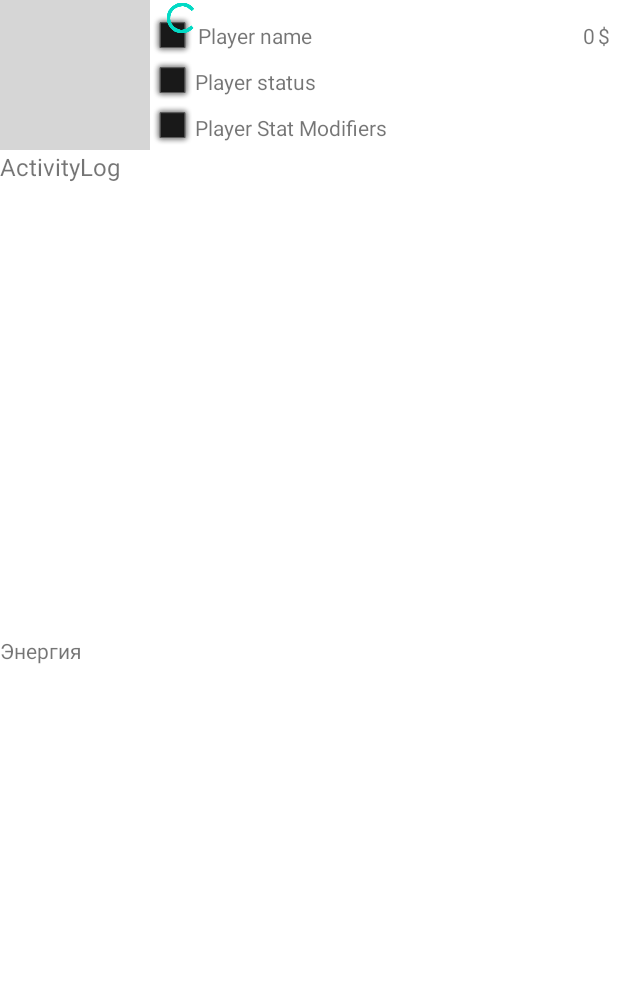
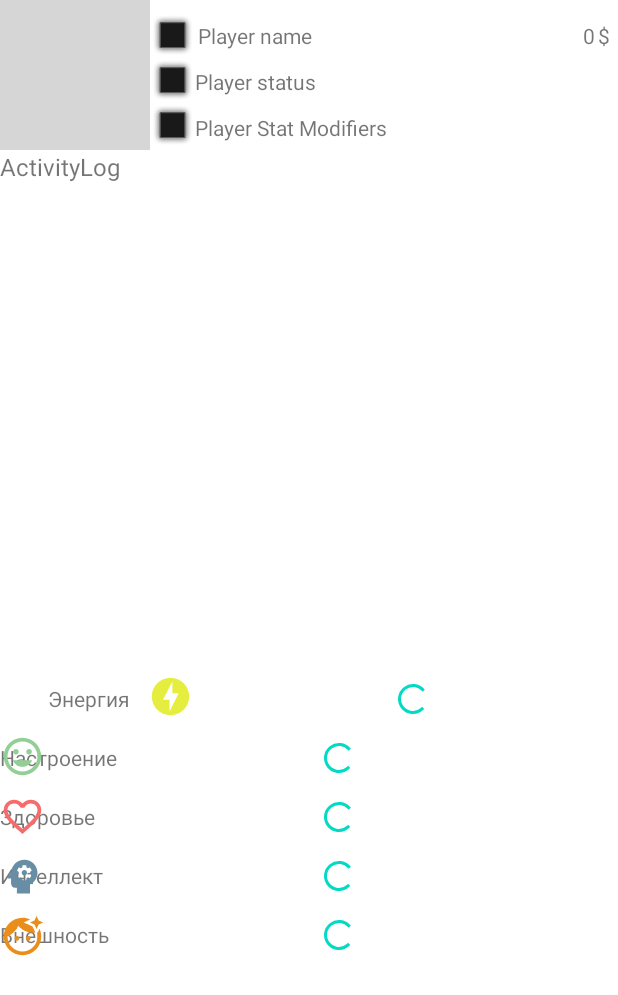
Before and after one commit to etogus/LifeSim, an Android app: the layout activity_game_new.xml on its own in the app's theme, with its tools: preview values and no code run, on a phone screen of 412 x 824 dp. Shown: the top 995 px of the screen. Run offline under Robolectric (Android 15) with nearby library versions, the phone set to English and light mode, and no system bars; plain views replace RoundedProgressBar; grey boxes are pictures that could not be loaded.

Commit message:
Reworking game interface

```diff
--- a/app/src/main/res/layout/activity_game_new.xml
+++ b/app/src/main/res/layout/activity_game_new.xml
@@ -116,41 +116,58 @@
         android:id="@+id/energyBar"
         android:layout_width="243dp"
         android:layout_height="24dp"
-        tools:layout_editor_absoluteX="146dp"
-        tools:layout_editor_absoluteY="456dp" />
+        android:layout_marginStart="10dp"
+        android:layout_marginTop="30dp"
+        app:layout_constraintEnd_toEndOf="parent"
+        app:layout_constraintStart_toEndOf="@+id/energyPic"
+        app:layout_constraintTop_toBottomOf="@+id/activityLog" />
 
     <com.mackhartley.roundedprogressbar.RoundedProgressBar
         android:id="@+id/moodBar"
         android:layout_width="243dp"
         android:layout_height="24dp"
-        tools:layout_editor_absoluteX="146dp"
-        tools:layout_editor_absoluteY="497dp" />
+        android:layout_marginStart="10dp"
+        android:layout_marginTop="15dp"
+        app:layout_constraintEnd_toEndOf="parent"
+        app:layout_constraintStart_toEndOf="@+id/moodPic"
+        app:layout_constraintTop_toBottomOf="@+id/energyBar" />
 
     <com.mackhartley.roundedprogressbar.RoundedProgressBar
         android:id="@+id/healthBar"
         android:layout_width="243dp"
         android:layout_height="24dp"
-        tools:layout_editor_absoluteX="146dp"
-        tools:layout_editor_absoluteY="538dp" />
+        android:layout_marginStart="10dp"
+        android:layout_marginTop="15dp"
+        app:layout_constraintEnd_toEndOf="parent"
+        app:layout_constraintStart_toEndOf="@+id/healthPic"
+        app:layout_constraintTop_toBottomOf="@+id/moodBar" />
 
     <com.mackhartley.roundedprogressbar.RoundedProgressBar
         android:id="@+id/smartsBar"
         android:layout_width="243dp"
         android:layout_height="24dp"
-        tools:layout_editor_absoluteX="146dp"
-        tools:layout_editor_absoluteY="579dp" />
+        android:layout_marginStart="10dp"
+        android:layout_marginTop="15dp"
+        app:layout_constraintEnd_toEndOf="parent"
+        app:layout_constraintStart_toEndOf="@+id/smartsPic"
+        app:layout_constraintTop_toBottomOf="@+id/healthBar" />
 
     <com.mackhartley.roundedprogressbar.RoundedProgressBar
         android:id="@+id/looksBar"
         android:layout_width="243dp"
         android:layout_height="24dp"
-        tools:layout_editor_absoluteX="146dp"
-        tools:layout_editor_absoluteY="619dp" />
+        android:layout_marginStart="10dp"
+        android:layout_marginTop="15dp"
+        app:layout_constraintEnd_toEndOf="parent"
+        app:layout_constraintStart_toEndOf="@+id/looksPic"
+        app:layout_constraintTop_toBottomOf="@+id/smartsBar" />
 
     <TextView
         android:id="@+id/energyText"
         android:layout_width="wrap_content"
         android:layout_height="wrap_content"
+        android:layout_marginStart="32dp"
+        android:layout_marginTop="32dp"
         android:text="@string/energy_text"
         app:layout_constraintStart_toStartOf="parent"
         app:layout_constraintTop_toBottomOf="@+id/activityLog" />
@@ -159,73 +176,83 @@
         android:id="@+id/moodText"
         android:layout_width="wrap_content"
         android:layout_height="wrap_content"
+        android:layout_marginTop="20dp"
         android:text="@string/mood_text"
-        tools:layout_editor_absoluteX="16dp"
-        tools:layout_editor_absoluteY="500dp" />
+        app:layout_constraintTop_toBottomOf="@+id/energyText"
+        tools:layout_editor_absoluteX="8dp" />
 
     <ImageView
         android:id="@+id/energyPic"
         android:layout_width="30dp"
         android:layout_height="30dp"
-        app:srcCompat="@drawable/ic_baseline_bolt_24"
-        tools:layout_editor_absoluteX="102dp"
-        tools:layout_editor_absoluteY="445dp" />
+        android:layout_marginStart="12dp"
+        android:layout_marginTop="25dp"
+        app:layout_constraintStart_toEndOf="@+id/energyText"
+        app:layout_constraintTop_toBottomOf="@+id/activityLog"
+        app:srcCompat="@drawable/ic_baseline_bolt_24" />
 
     <ImageView
         android:id="@+id/moodPic"
         android:layout_width="30dp"
         android:layout_height="30dp"
+        android:layout_marginTop="10dp"
+        app:layout_constraintTop_toBottomOf="@+id/energyPic"
         app:srcCompat="@drawable/ic_baseline_mood_24"
-        tools:layout_editor_absoluteX="102dp"
-        tools:layout_editor_absoluteY="494dp" />
+        tools:layout_editor_absoluteX="99dp" />
 
     <TextView
         android:id="@+id/healthText"
         android:layout_width="wrap_content"
         android:layout_height="wrap_content"
+        android:layout_marginTop="20dp"
         android:text="@string/health_text"
-        tools:layout_editor_absoluteX="16dp"
-        tools:layout_editor_absoluteY="543dp" />
+        app:layout_constraintTop_toBottomOf="@+id/moodText"
+        tools:layout_editor_absoluteX="23dp" />
 
     <ImageView
         android:id="@+id/healthPic"
         android:layout_width="30dp"
         android:layout_height="30dp"
+        android:layout_marginTop="10dp"
+        app:layout_constraintTop_toBottomOf="@+id/moodPic"
         app:srcCompat="@drawable/ic_baseline_health_24"
-        tools:layout_editor_absoluteX="102dp"
-        tools:layout_editor_absoluteY="532dp" />
+        tools:layout_editor_absoluteX="99dp" />
 
     <TextView
         android:id="@+id/smartsText"
         android:layout_width="wrap_content"
         android:layout_height="wrap_content"
+        android:layout_marginTop="20dp"
         android:text="@string/smarts_text"
-        tools:layout_editor_absoluteX="18dp"
-        tools:layout_editor_absoluteY="584dp" />
+        app:layout_constraintTop_toBottomOf="@+id/healthText"
+        tools:layout_editor_absoluteX="17dp" />
 
     <ImageView
         android:id="@+id/smartsPic"
-        android:layout_width="wrap_content"
-        android:layout_height="wrap_content"
+        android:layout_width="30dp"
+        android:layout_height="30dp"
+        android:layout_marginTop="10dp"
+        app:layout_constraintTop_toBottomOf="@+id/healthPic"
         app:srcCompat="@drawable/ic_baseline_smarts_24"
-        tools:layout_editor_absoluteX="106dp"
-        tools:layout_editor_absoluteY="579dp" />
+        tools:layout_editor_absoluteX="99dp" />
 
     <TextView
         android:id="@+id/looksText"
         android:layout_width="wrap_content"
         android:layout_height="wrap_content"
+        android:layout_marginTop="20dp"
         android:text="@string/looks_text"
-        tools:layout_editor_absoluteX="18dp"
-        tools:layout_editor_absoluteY="619dp" />
+        app:layout_constraintTop_toBottomOf="@+id/smartsText"
+        tools:layout_editor_absoluteX="13dp" />
 
     <ImageView
         android:id="@+id/looksPic"
-        android:layout_width="wrap_content"
-        android:layout_height="wrap_content"
+        android:layout_width="30dp"
+        android:layout_height="30dp"
+        android:layout_marginTop="10dp"
+        app:layout_constraintTop_toBottomOf="@+id/smartsPic"
         app:srcCompat="@drawable/ic_baseline_looks_24"
-        tools:layout_editor_absoluteX="100dp"
-        tools:layout_editor_absoluteY="619dp" />
+        tools:layout_editor_absoluteX="99dp" />
 
     <com.google.android.material.button.MaterialButton
         android:layout_width="80dp"
```
